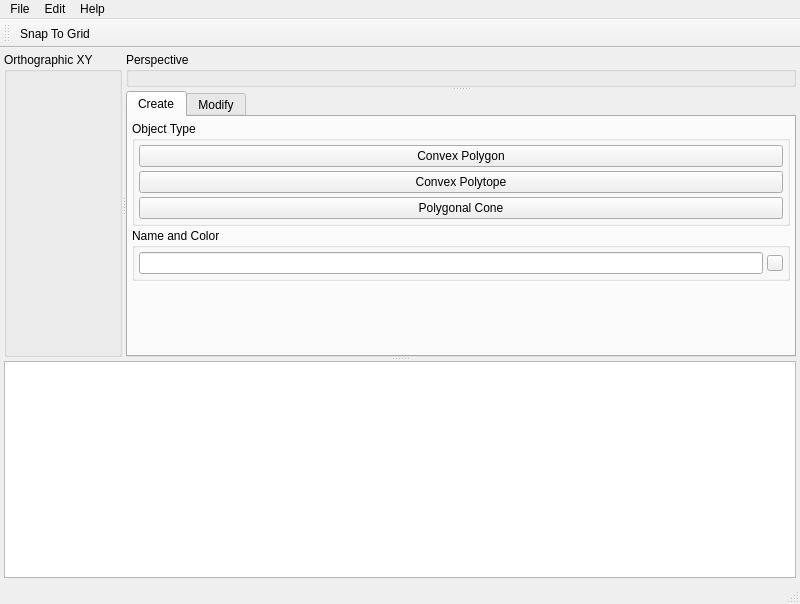
Before: the Qt Designer form projects/rationalcad/forms/rc_window_main.ui in freemancw/rationalcad, drawn with Qt 5.
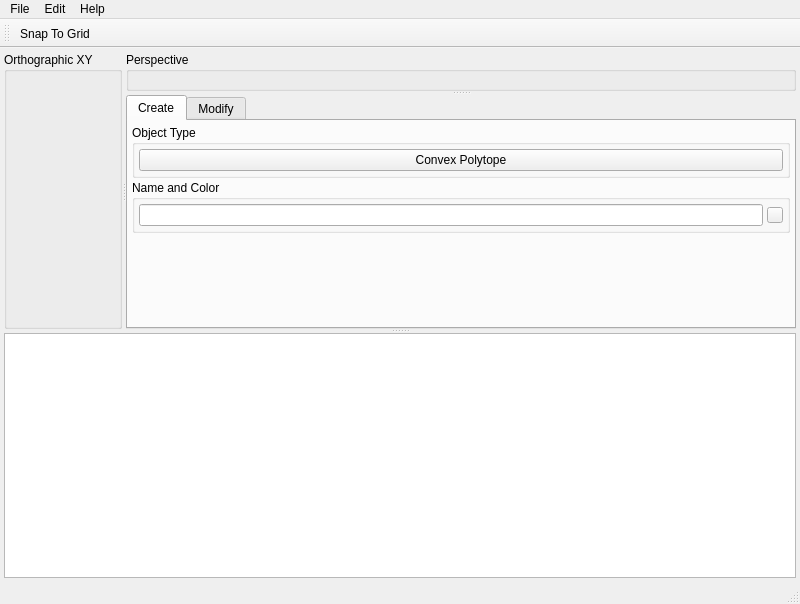
After: the same form once the commit is applied. Icons and pictures are not drawn.

Diff of the .ui file:
```diff
--- a/projects/rationalcad/forms/rc_window_main.ui
+++ b/projects/rationalcad/forms/rc_window_main.ui
@@ -142,16 +142,6 @@
               <property name="bottomMargin">
                <number>4</number>
               </property>
-              <item>
-               <widget class="QPushButton" name="button_polygon">
-                <property name="text">
-                 <string>Convex Polygon</string>
-                </property>
-                <property name="checkable">
-                 <bool>true</bool>
-                </property>
-               </widget>
-              </item>
               <item>
                <widget class="QPushButton" name="button_polytope">
                 <property name="text">
@@ -162,16 +152,6 @@
                 </property>
                </widget>
               </item>
-              <item>
-               <widget class="QPushButton" name="button_polygonal_cone">
-                <property name="text">
-                 <string>Polygonal Cone</string>
-                </property>
-                <property name="checkable">
-                 <bool>true</bool>
-                </property>
-               </widget>
-              </item>
              </layout>
             </widget>
            </item>
```
